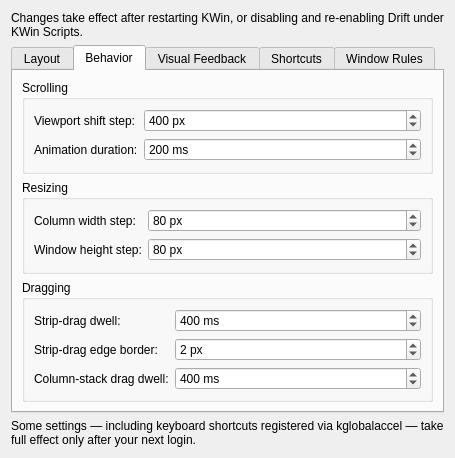
Above: drift/contents/ui/config.ui from epicodic/drift before the change. Below: the same form after it.
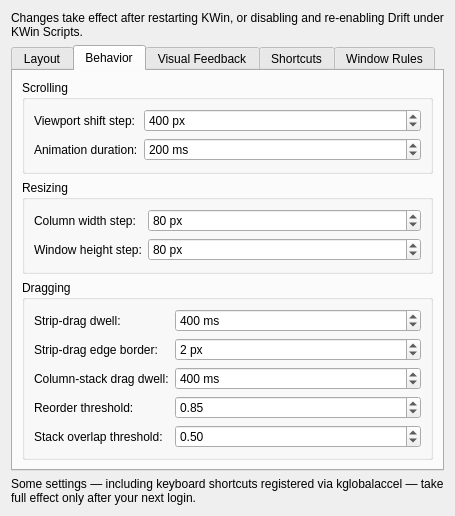
That is the form after the change. The open tabs and pages were chosen to show the change.

Commit message:
feat(config): add reorderThresholdFraction and stackOverlapFraction settings
New tunables for the drag-reorder/drag-to-stack refinement: how far a
reorder swap must penetrate a neighbor before firing (default 0.85,
was an implicit 0.5), and the minimum horizontal overlap a stack
candidate needs (default 0.5). Exposed in the Dragging config UI tab
alongside the existing columnDragDwellMs.

What changed in the file:
```diff
--- a/drift/contents/ui/config.ui
+++ b/drift/contents/ui/config.ui
@@ -337,6 +337,64 @@
                                                 </property>
                                             </widget>
                                         </item>
+                                        <item row="3" column="0">
+                                            <widget class="QLabel" name="label_reorderThresholdFraction">
+                                                <property name="text">
+                                                    <string>Reorder threshold:</string>
+                                                </property>
+                                            </widget>
+                                        </item>
+                                        <item row="3" column="1">
+                                            <widget class="QDoubleSpinBox" name="kcfg_reorderThresholdFraction">
+                                                <property name="toolTip">
+                                                    <string>How far a dragged column's edge must penetrate a neighbor before a reorder swap fires, as a fraction of the neighbor's width</string>
+                                                </property>
+                                                <property name="decimals">
+                                                    <number>2</number>
+                                                </property>
+                                                <property name="minimum">
+                                                    <double>0.50</double>
+                                                </property>
+                                                <property name="maximum">
+                                                    <double>0.99</double>
+                                                </property>
+                                                <property name="singleStep">
+                                                    <double>0.05</double>
+                                                </property>
+                                                <property name="value">
+                                                    <double>0.85</double>
+                                                </property>
+                                            </widget>
+                                        </item>
+                                        <item row="4" column="0">
+                                            <widget class="QLabel" name="label_stackOverlapFraction">
+                                                <property name="text">
+                                                    <string>Stack overlap threshold:</string>
+                                                </property>
+                                            </widget>
+                                        </item>
+                                        <item row="4" column="1">
+                                            <widget class="QDoubleSpinBox" name="kcfg_stackOverlapFraction">
+                                                <property name="toolTip">
+                                                    <string>Minimum horizontal overlap between the dragged window and a candidate tile before it's considered for stacking</string>
+                                                </property>
+                                                <property name="decimals">
+                                                    <number>2</number>
+                                                </property>
+                                                <property name="minimum">
+                                                    <double>0.10</double>
+                                                </property>
+                                                <property name="maximum">
+                                                    <double>1.00</double>
+                                                </property>
+                                                <property name="singleStep">
+                                                    <double>0.05</double>
+                                                </property>
+                                                <property name="value">
+                                                    <double>0.50</double>
+                                                </property>
+                                            </widget>
+                                        </item>
                                     </layout>
                                 </widget>
                             </item>
```
The commit also changes 3 other files.
